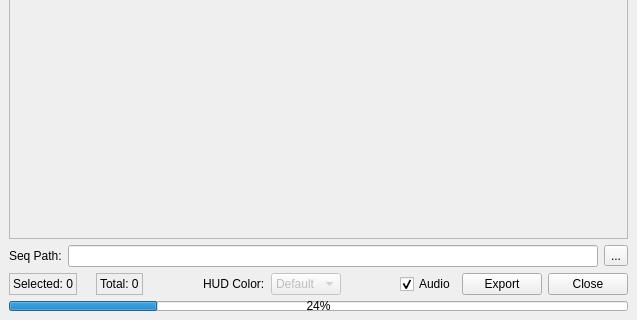
iceanimations/shot_subm_use_multishot, file ui/submitter.ui: the form before one commit; both pictures show x 0 to 637 and y 436 to 756 of the 637 by 756 pixel window.
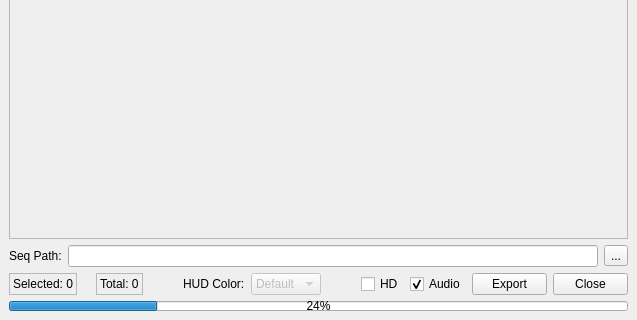
The form after the commit.

Commit message: Multiple audio and no audio checks added, HD Playblast made optional

Patch:
```diff
--- a/ui/submitter.ui
+++ b/ui/submitter.ui
@@ -273,6 +273,16 @@
         </property>
        </spacer>
       </item>
+      <item>
+       <widget class="QCheckBox" name="hdButton">
+        <property name="toolTip">
+         <string>Also make HD playblast</string>
+        </property>
+        <property name="text">
+         <string>HD</string>
+        </property>
+       </widget>
+      </item>
       <item>
        <widget class="QCheckBox" name="audioButton">
         <property name="toolTip">
```
The commit also changes 3 other files.
